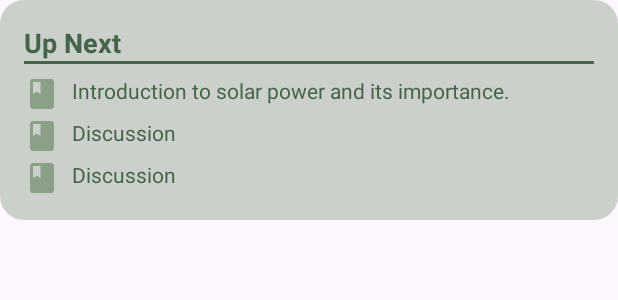
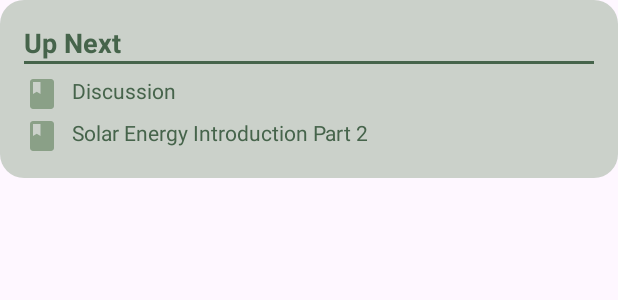
Before and after one commit to taqyss/EcoSynergy, an Android app: the layout item_up_next.xml on its own in the app's theme, with its tools: preview values and no code run, on a phone screen of 412 x 824 dp. Shown: the top 300 px of the screen. Run offline under Robolectric (Android 15) with nearby library versions, the phone set to English and light mode, and no system bars; Roboto replaces fonts that are not available here.

Commit message:
finish modules content handler

```diff
--- a/app/src/main/AndroidManifest.xml
+++ b/app/src/main/AndroidManifest.xml
@@ -35,6 +35,7 @@
         <activity android:name=".LearningActivity"/>
         <activity android:name=".SubCategoryModuleActivity"/>
         <activity android:name=".SubCategoryResourceActivity"/>
+        <activity android:name=".ModulesContentActivity"/>
 
         <!-- CollaborationActivity -->
         <activity android:name=".CollaborationActivity" />
--- a/app/src/main/java/com/example/ecosynergy/BaseActivity.java
+++ b/app/src/main/java/com/example/ecosynergy/BaseActivity.java
@@ -7,6 +7,7 @@ import android.view.MenuItem;
 import android.view.View;
 import android.view.ViewGroup;
 
+import androidx.annotation.NonNull;
 import androidx.annotation.Nullable;
 import androidx.appcompat.app.ActionBar;
 import androidx.appcompat.app.AppCompatActivity;
--- a/app/src/main/java/com/example/ecosynergy/CommentsAdapter.java
+++ b/app/src/main/java/com/example/ecosynergy/CommentsAdapter.java
@@ -39,7 +39,7 @@ public class CommentsAdapter extends RecyclerView.Adapter<CommentsAdapter.Commen
         Comment comment = comments.get(position);
         holder.commentText.setText(comment.getCommentText());
         holder.commentTime.setText(comment.getTimestamp());
-        holder.voteCount.setText(String.valueOf(comment.getVoteCount()) + " votes");
+        holder.voteCount.setText(comment.getVoteCount() + " votes");
 
         holder.upvoteButton.setOnClickListener(v -> {
             comment.upvote();
--- a/app/src/main/res/layout/fragment_discussion.xml
+++ b/app/src/main/res/layout/fragment_discussion.xml
@@ -11,7 +11,7 @@
         layout="@layout/toolbar" />
 
     <LinearLayout
-        android:id="@+id/quizLinearLayout"
+        android:id="@+id/LinearLayout"
         android:layout_width="match_parent"
         android:layout_height="match_parent"
         android:layout_marginTop="65dp"
--- a/app/src/main/res/layout/item_up_next.xml
+++ b/app/src/main/res/layout/item_up_next.xml
@@ -40,18 +40,20 @@
             android:orientation="horizontal">
 
             <ImageView
-                android:id="@+id/UpNextOneIcon"
+                android:id="@+id/DiscussionUpNextIcon"
                 android:layout_width="24dp"
                 android:layout_height="24dp"
                 android:src="@drawable/ic_modules"
                 app:tint="@color/lightGreen" />
 
             <TextView
-                android:id="@+id/UpNextOne"
+                android:id="@+id/DiscussionUpNext"
                 android:layout_width="wrap_content"
                 android:layout_height="wrap_content"
                 android:layout_marginStart="8dp"
-                android:text="Introduction to solar power and its importance."
+                android:clickable="true"
+                android:focusable="true"
+                android:text="Discussion"
                 android:textColor="@color/primaryColor"
                 android:textSize="14sp" />
         </LinearLayout>
@@ -75,31 +77,9 @@
                 android:layout_width="wrap_content"
                 android:layout_height="wrap_content"
                 android:layout_marginStart="8dp"
-                android:text="Discussion"
-                android:textColor="@color/primaryColor"
-                android:textSize="14sp" />
-        </LinearLayout>
-
-        <LinearLayout
-            android:layout_width="match_parent"
-            android:layout_height="wrap_content"
-            android:layout_marginTop="4dp"
-            android:orientation="horizontal">
-
-            <ImageView
-                android:id="@+id/UpNextThreeIcon"
-                android:layout_width="24dp"
-                android:layout_height="24dp"
-                android:contentDescription="Discussion Icon"
-                android:src="@drawable/ic_modules"
-                app:tint="@color/lightGreen" />
-
-            <TextView
-                android:id="@+id/UpNextThree"
-                android:layout_width="wrap_content"
-                android:layout_height="wrap_content"
-                android:layout_marginStart="8dp"
-                android:text="Discussion"
+                android:clickable="true"
+                android:focusable="true"
+                android:text="Solar Energy Introduction Part 2"
                 android:textColor="@color/primaryColor"
                 android:textSize="14sp" />
         </LinearLayout>
```
Also changed, not shown: app/src/main/java/com/example/ecosynergy/DataModule.java (+113 -22 lines), app/src/main/java/com/example/ecosynergy/DataResource.java (+21 -0 lines), app/src/main/java/com/example/ecosynergy/ModulesContentActivity.java (+124 -13 lines), app/src/main/java/com/example/ecosynergy/ModulesUpNextAdapter.java (added, +63 -0 lines), app/src/main/java/com/example/ecosynergy/SubCategoryModuleActivity.java (+5 -2 lines).
